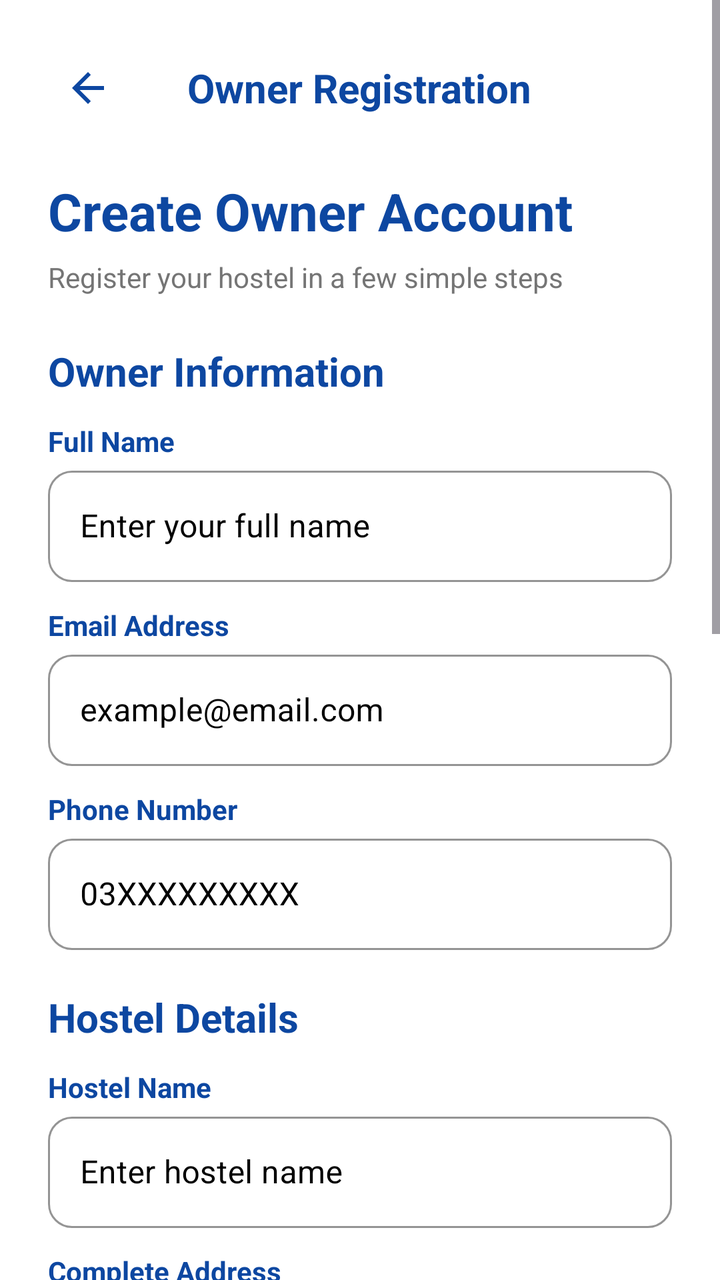
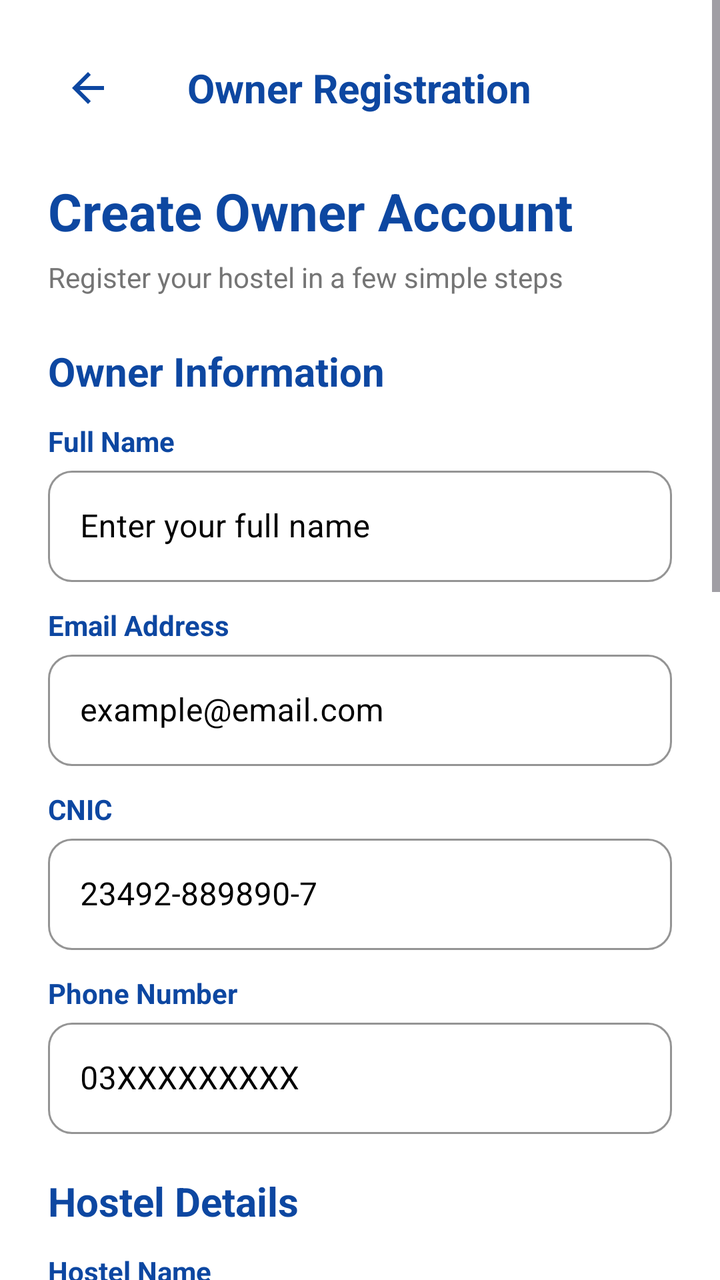

The first picture is an Android layout as it rendered before a commit; the second is the same layout after the commit. The layout source and the unified diff follow.
<!-- AndroidManifest.xml: activity theme Theme.Hostello -->
<!-- res/layout/activity_owner_registration.xml -->
<?xml version="1.0" encoding="utf-8"?>
<ScrollView xmlns:android="http://schemas.android.com/apk/res/android"
    xmlns:app="http://schemas.android.com/apk/res-auto"
    android:layout_width="match_parent"
    android:layout_height="match_parent"
    android:background="@color/white"
    android:fillViewport="true">

    <LinearLayout
        android:layout_width="match_parent"
        android:layout_height="wrap_content"
        android:orientation="vertical"
        android:padding="24dp">

        
        <RelativeLayout
            android:layout_width="match_parent"
            android:layout_height="wrap_content"
            android:layout_marginBottom="24dp">

            <ImageButton
                android:id="@+id/back_button"
                android:layout_width="40dp"
                android:layout_height="40dp"
                android:background="?attr/selectableItemBackgroundBorderless"
                android:src="@drawable/ic_back_arrow"
                android:contentDescription="@string/back"
                app:tint="@color/dark_blue" />

            <TextView
                android:layout_width="wrap_content"
                android:layout_height="wrap_content"
                android:layout_centerInParent="true"
                android:text="Owner Registration"
                android:textSize="20sp"
                android:textStyle="bold"
                android:textColor="@color/dark_blue" />
        </RelativeLayout>

        
        <TextView
            android:layout_width="wrap_content"
            android:layout_height="wrap_content"
            android:text="Create Owner Account"
            android:textSize="26sp"
            android:textStyle="bold"
            android:textColor="@color/dark_blue"
            android:layout_marginBottom="6dp" />

        <TextView
            android:layout_width="wrap_content"
            android:layout_height="wrap_content"
            android:text="Register your hostel in a few simple steps"
            android:textSize="14sp"
            android:textColor="#757575"
            android:layout_marginBottom="24dp" />

        
        <TextView
            android:layout_width="wrap_content"
            android:layout_height="wrap_content"
            android:text="Owner Information"
            android:textStyle="bold"
            android:textSize="20sp"
            android:textColor="@color/dark_blue"
            android:layout_marginBottom="12dp" />

        
        <TextView
            android:layout_width="wrap_content"
            android:layout_height="wrap_content"
            android:text="Full Name"
            android:textStyle="bold"
            android:textColor="@color/dark_blue" />

        <com.google.android.material.textfield.TextInputLayout
            style="@style/BlackBorderTextInput"
            android:layout_width="match_parent"
            android:layout_height="wrap_content"
            android:hint="Enter your full name"
            android:textColorHint="@color/black">

            <com.google.android.material.textfield.TextInputEditText
                android:id="@+id/full_name_input"
                android:layout_width="match_parent"
                android:layout_height="wrap_content"
                android:textColorHint="@android:color/black" />
        </com.google.android.material.textfield.TextInputLayout>

        
        <TextView
            android:layout_width="wrap_content"
            android:layout_height="wrap_content"
            android:text="Email Address"
            android:textStyle="bold"
            android:textColor="@color/dark_blue"
            android:layout_marginTop="12dp" />

        <com.google.android.material.textfield.TextInputLayout
            style="@style/BlackBorderTextInput"
            android:layout_width="match_parent"
            android:layout_height="wrap_content"
            android:hint="example@email.com"
            android:textColorHint="@color/black">

            <com.google.android.material.textfield.TextInputEditText
                android:id="@+id/email_input"
                android:layout_width="match_parent"
                android:layout_height="wrap_content"
                android:inputType="textEmailAddress"
                android:textColorHint="@android:color/black" />
        </com.google.android.material.textfield.TextInputLayout>

        
        <TextView
            android:layout_width="wrap_content"
            android:layout_height="wrap_content"
            android:text="Phone Number"
            android:textStyle="bold"
            android:textColor="@color/dark_blue"
            android:layout_marginTop="12dp" />

        <com.google.android.material.textfield.TextInputLayout
            style="@style/BlackBorderTextInput"
            android:layout_width="match_parent"
            android:layout_height="wrap_content"
            android:hint="03XXXXXXXXX"
            android:textColorHint="@color/black">

            <com.google.android.material.textfield.TextInputEditText
                android:id="@+id/phone_input"
                android:layout_width="match_parent"
                android:layout_height="wrap_content"
                android:inputType="phone"
                android:textColorHint="@android:color/black" />
        </com.google.android.material.textfield.TextInputLayout>

        
        <TextView
            android:layout_width="wrap_content"
            android:layout_height="wrap_content"
            android:text="Hostel Details"
            android:textStyle="bold"
            android:textSize="20sp"
            android:textColor="@color/dark_blue"
            android:layout_marginTop="20dp"
            android:layout_marginBottom="12dp" />

        
        <TextView
            android:layout_width="wrap_content"
            android:layout_height="wrap_content"
            android:text="Hostel Name"
            android:textStyle="bold"
            android:textColor="@color/dark_blue" />

        <com.google.android.material.textfield.TextInputLayout
            style="@style/BlackBorderTextInput"
            android:layout_width="match_parent"
            android:layout_height="wrap_content"
            android:hint="Enter hostel name"
            android:textColorHint="@color/black">

            <com.google.android.material.textfield.TextInputEditText
                android:id="@+id/hostel_name_input"
                android:layout_width="match_parent"
                android:layout_height="wrap_content"
                android:textColorHint="@android:color/black" />
        </com.google.android.material.textfield.TextInputLayout>

        
        <TextView
            android:layout_width="wrap_content"
            android:layout_height="wrap_content"
            android:text="Complete Address"
            android:textStyle="bold"
            android:textColor="@color/dark_blue"
            android:layout_marginTop="12dp" />

        <com.google.android.material.textfield.TextInputLayout
            style="@style/BlackBorderTextInput"
            android:layout_width="match_parent"
            android:layout_height="wrap_content"
            android:hint="Street, Area, City"
            android:textColorHint="@color/black">

            <com.google.android.material.textfield.TextInputEditText
                android:id="@+id/address_input"
                android:layout_width="match_parent"
                android:layout_height="wrap_content"
                android:minLines="2"
                android:inputType="textMultiLine"
                android:textColorHint="@android:color/black" />
        </com.google.android.material.textfield.TextInputLayout>

        
        <TextView
            android:layout_width="wrap_content"
            android:layout_height="wrap_content"
            android:text="City"
            android:textStyle="bold"
            android:textColor="@color/dark_blue"
            android:layout_marginTop="12dp" />

        <com.google.android.material.textfield.TextInputLayout
            style="@style/BlackBorderTextInput"
            android:layout_width="match_parent"
            android:layout_height="wrap_content"
            android:hint="Enter city"
            android:textColorHint="@color/black">

            <com.google.android.material.textfield.TextInputEditText
                android:id="@+id/city_input"
                android:layout_width="match_parent"
                android:layout_height="wrap_content"
                android:textColorHint="@android:color/black" />
        </com.google.android.material.textfield.TextInputLayout>

        
        <TextView
            android:layout_width="wrap_content"
            android:layout_height="wrap_content"
            android:text="Account Security"
            android:textStyle="bold"
            android:textSize="20sp"
            android:textColor="@color/dark_blue"
            android:layout_marginTop="20dp"
            android:layout_marginBottom="12dp" />

        
        <TextView
            android:layout_width="wrap_content"
            android:layout_height="wrap_content"
            android:text="Password"
            android:textStyle="bold"
            android:textColor="@color/dark_blue" />

        <com.google.android.material.textfield.TextInputLayout
            style="@style/BlackBorderTextInput"
            android:layout_width="match_parent"
            android:layout_height="wrap_content"
            android:hint="Minimum 6 characters"
            android:textColorHint="@color/black"
            app:passwordToggleEnabled="true">

            <com.google.android.material.textfield.TextInputEditText
                android:id="@+id/password_input"
                android:layout_width="match_parent"
                android:layout_height="wrap_content"
                android:inputType="textPassword"
                android:textColorHint="@android:color/black" />
        </com.google.android.material.textfield.TextInputLayout>

        
        <TextView
            android:layout_width="wrap_content"
            android:layout_height="wrap_content"
            android:text="Confirm Password"
            android:textStyle="bold"
            android:textColor="@color/dark_blue"
            android:layout_marginTop="12dp" />

        <com.google.android.material.textfield.TextInputLayout
            style="@style/BlackBorderTextInput"
            android:layout_width="match_parent"
            android:layout_height="wrap_content"
            android:hint="Re-enter password"
            android:textColorHint="@color/black"
            app:passwordToggleEnabled="true">

            <com.google.android.material.textfield.TextInputEditText
                android:id="@+id/confirm_password_input"
                android:layout_width="match_parent"
                android:layout_height="wrap_content"
                android:inputType="textPassword"
                android:textColorHint="@android:color/black" />
        </com.google.android.material.textfield.TextInputLayout>

        
        <CheckBox
            android:id="@+id/terms_checkbox"
            android:layout_width="wrap_content"
            android:layout_height="wrap_content"
            android:text="I agree to the Terms &amp; Conditions"
            android:textColor="#757575"
            android:layout_marginTop="16dp" />

        
        <androidx.cardview.widget.CardView
            android:id="@+id/registration_submit_button"
            style="@style/FilledButtonStyle"
            android:layout_width="match_parent"
            android:layout_height="54dp"
            android:layout_marginTop="24dp"
            android:clickable="true"
            android:focusable="true"
            android:foreground="?android:attr/selectableItemBackground">

            <TextView
                style="@style/FilledButtonTextStyle"
                android:layout_width="wrap_content"
                android:layout_height="wrap_content"
                android:layout_gravity="center"
                android:text="Submit"
                android:textSize="16sp" />
        </androidx.cardview.widget.CardView>
        <androidx.cardview.widget.CardView
            android:id="@+id/register_button"
            style="@style/FilledButtonStyle"
            android:layout_width="match_parent"
            android:layout_height="54dp"
            android:layout_marginTop="24dp"
            android:clickable="true"
            android:focusable="true"
            android:foreground="?android:attr/selectableItemBackground">

            <TextView
                style="@style/FilledButtonTextStyle"
                android:layout_width="wrap_content"
                android:layout_height="wrap_content"
                android:layout_gravity="center"
                android:text="Continue"
                android:textSize="16sp" />
        </androidx.cardview.widget.CardView>

    </LinearLayout>
</ScrollView>
<!-- resources referenced by this layout -->
<resources>
  <color name="black">#FF000000</color>
  <color name="dark_blue">#0D47A1</color>
  <color name="white">#FFFFFF</color>
  <!-- drawable ic_back_arrow (drawable) -->
  <?xml version="1.0" encoding="utf-8"?>
  <vector xmlns:android="http://schemas.android.com/apk/res/android"
      android:width="24dp"
      android:height="24dp"
      android:viewportWidth="24"
      android:viewportHeight="24">
      <path
          android:fillColor="@color/dark_blue"
          android:pathData="M20,11H7.83l5.59,-5.59L12,4l-8,8 8,8 1.41,-1.41L7.83,13H20v-2z"/>
  </vector>
  <string name="back">Back</string>
  <style name="BlackBorderTextInput" parent="Widget.MaterialComponents.TextInputLayout.OutlinedBox">
          <item name="boxStrokeColor">@android:color/black</item>
          <item name="boxBackgroundColor">@android:color/white</item>
          <item name="boxCornerRadiusTopStart">12dp</item>
          <item name="boxCornerRadiusTopEnd">12dp</item>
          <item name="boxCornerRadiusBottomStart">12dp</item>
          <item name="boxCornerRadiusBottomEnd">12dp</item>
      </style>
  <style name="FilledButtonStyle">
          <item name="cardCornerRadius">28dp</item>
          <item name="cardElevation">4dp</item>
          <item name="cardBackgroundColor">#1565C0</item>
      </style>
  <style name="FilledButtonTextStyle">
          <item name="android:textColor">#FFFFFF</item>
          <item name="android:textSize">18sp</item>
          <item name="android:textStyle">bold</item>
          <item name="android:fontFamily">sans-serif-medium</item>
      </style>
  <style name="Theme.Hostello" parent="Base.Theme.Hostello" />
  <style name="Base.Theme.Hostello" parent="Theme.Material3.DayNight.NoActionBar">
          <item name="colorPrimary">@color/black</item>
      </style>
</resources>

<!-- the commit's change to res/layout/activity_owner_registration.xml (unified diff, before → after) -->
@@ -115,6 +115,31 @@
         <TextView
             android:layout_width="wrap_content"
             android:layout_height="wrap_content"
+            android:text="CNIC"
+            android:textStyle="bold"
+            android:textColor="@color/dark_blue"
+            android:layout_marginTop="12dp" />
+
+        <com.google.android.material.textfield.TextInputLayout
+            style="@style/BlackBorderTextInput"
+            android:layout_width="match_parent"
+            android:layout_height="wrap_content"
+            android:hint="23492-889890-7"
+            android:textColorHint="@color/black">
+
+            <com.google.android.material.textfield.TextInputEditText
+                android:id="@+id/cnic_input"
+                android:layout_width="match_parent"
+                android:layout_height="wrap_content"
+                android:inputType="textPhonetic"
+                android:textColorHint="@android:color/black" />
+        </com.google.android.material.textfield.TextInputLayout>
+
+
+        
+        <TextView
+            android:layout_width="wrap_content"
+            android:layout_height="wrap_content"
             android:text="Phone Number"
             android:textStyle="bold"
             android:textColor="@color/dark_blue"
